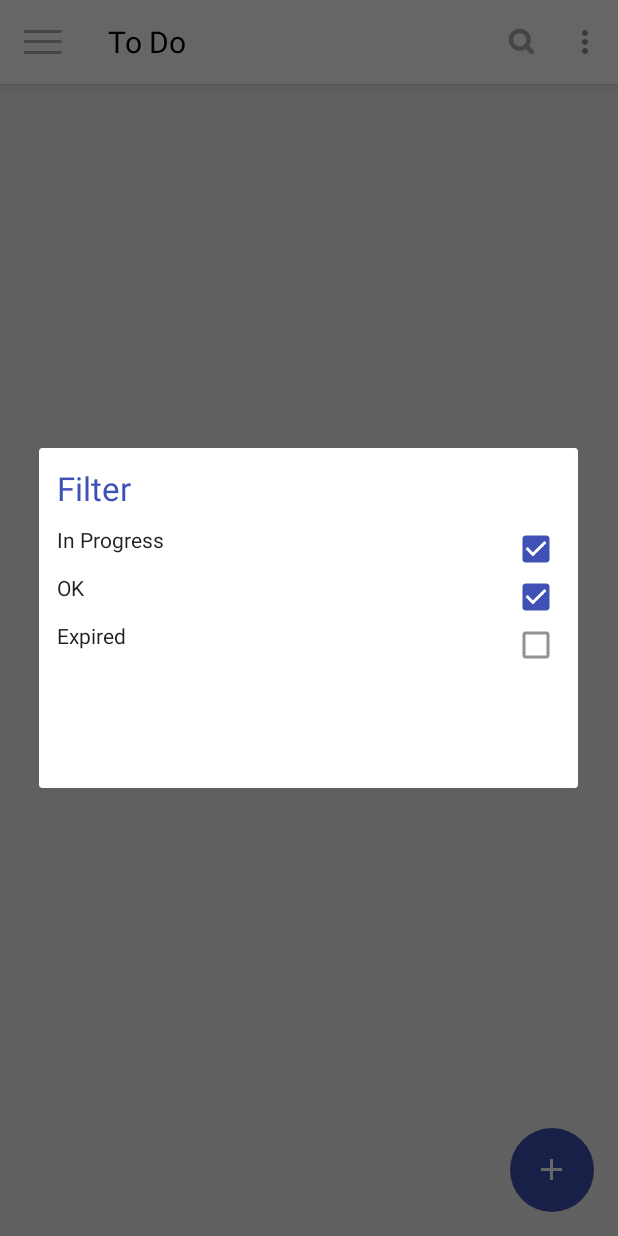
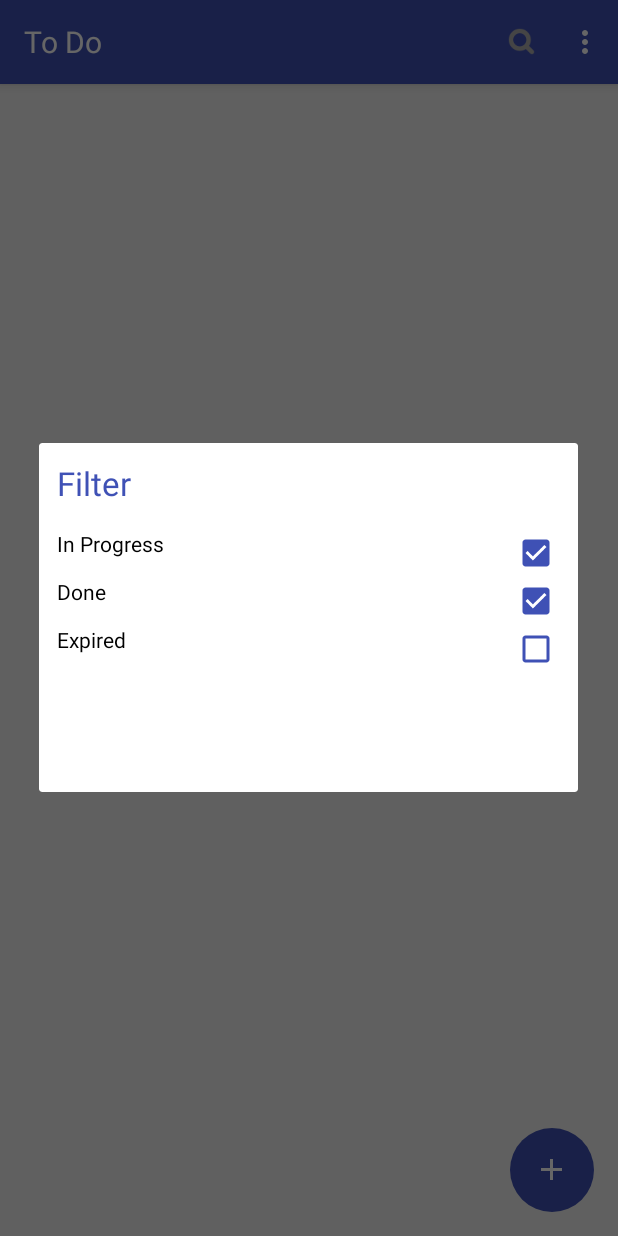
Before and after one commit to Stephouuu/ToDoList, an Android app: the screen it shows after launch (MainActivity), in the options menu, after a tap on "Filter", on a phone screen of 412 x 824 dp. Run offline under Robolectric (Android 15) with nearby library versions, the phone set to English and light mode, and no system bars; libraries missing offline, so code that uses them is left out: net.danlew.android; 1 statement that could not run was skipped.

Commit message:
new design + filter prefs

```diff
--- a/app/build.gradle
+++ b/app/build.gradle
@@ -5,7 +5,7 @@ android {
     buildToolsVersion "24.0.3"
     defaultConfig {
         applicationId "fr.todolist.todolist"
-        minSdkVersion 15
+        minSdkVersion 19
         targetSdkVersion 24
         multiDexEnabled true
         versionCode 1
--- a/app/src/main/java/fr/todolist/todolist/activities/MainActivity.java
+++ b/app/src/main/java/fr/todolist/todolist/activities/MainActivity.java
@@ -4,9 +4,6 @@ import android.content.DialogInterface;
 import android.content.Intent;
 import android.os.Bundle;
 import android.support.design.widget.FloatingActionButton;
-import android.support.v4.view.GravityCompat;
-import android.support.v4.widget.DrawerLayout;
-import android.support.v7.app.ActionBarDrawerToggle;
 import android.support.v7.app.AlertDialog;
 import android.support.v7.app.AppCompatActivity;
 import android.support.v7.widget.Toolbar;
@@ -25,6 +22,7 @@ import fr.todolist.todolist.database.TodoItemDatabase;
 import fr.todolist.todolist.fragments.TodoListFragment;
 import fr.todolist.todolist.interfaces.SearchInterface;
 import fr.todolist.todolist.interfaces.TodoListInterface;
+import fr.todolist.todolist.utils.Preferences;
 import fr.todolist.todolist.utils.Routes;
 import fr.todolist.todolist.utils.TodoItemFilter;
 import fr.todolist.todolist.utils.TodoItemInfo;
@@ -34,11 +32,8 @@ public class MainActivity extends AppCompatActivity implements SearchInterface,
     private static final int REQUEST_ADD_ITEM = 1;
 
     private FloatingActionButton addFab;
-    private ActionBarDrawerToggle toggle;
-    private DrawerLayout drawer;
     private TodoItemDatabase database;
     private TodoItemFilter filter;
-    private MenuItem searchItem;
     private TodoListFragment todoListFragment;
 
     @Override
@@ -49,8 +44,11 @@ public class MainActivity extends AppCompatActivity implements SearchInterface,
         database = new TodoItemDatabase(getApplicationContext());
         database.open();
 
-        filter = new TodoItemFilter();
-        filter.setFlags(TodoItemFilter.STATUS_TODO | TodoItemFilter.STATUS_OK);
+        filter = Preferences.getHomePageFilter(getApplicationContext());
+        if (filter == null) {
+            filter = new TodoItemFilter();
+            filter.setFlags(TodoItemFilter.STATUS_TODO | TodoItemFilter.STATUS_OK);
+        }
 
         Routes.Load(getIntent().getData());
 
@@ -59,7 +57,7 @@ public class MainActivity extends AppCompatActivity implements SearchInterface,
 
         addFab = (FloatingActionButton)findViewById(R.id.main_add_fab);
 
-        drawer = (DrawerLayout)findViewById(R.id.main_drawer);
+        /*drawer = (DrawerLayout)findViewById(R.id.main_drawer);
         toggle = new ActionBarDrawerToggle(this, drawer, toolbar, R.string.open, R.string.close);
         toggle.setDrawerIndicatorEnabled(false);
         toggle.setHomeAsUpIndicator(R.mipmap.hamburger);
@@ -75,7 +73,7 @@ public class MainActivity extends AppCompatActivity implements SearchInterface,
                     drawer.openDrawer(GravityCompat.START);
                 }
             }
-        });
+        });*/
 
         addFab.setOnClickListener(new View.OnClickListener() {
             @Override
@@ -92,8 +90,6 @@ public class MainActivity extends AppCompatActivity implements SearchInterface,
     public boolean onCreateOptionsMenu(Menu menu) {
         MenuInflater inflater = getMenuInflater();
         inflater.inflate(R.menu.main_activity_menu, menu);
-
-        searchItem = menu.findItem(R.id.main_menu_search);
 
         menu.add(getString(R.string.filter));
 
@@ -163,16 +159,11 @@ public class MainActivity extends AppCompatActivity implements SearchInterface,
         final CheckedTextView expired = (CheckedTextView)view.findViewById(R.id.checkbox_expired);
 
         builder.setView(view)
-                .setPositiveButton("Save", new DialogInterface.OnClickListener() {
+                .setPositiveButton("OK", new DialogInterface.OnClickListener() {
                     @Override
                     public void onClick(DialogInterface dialog, int which) {
+                        Preferences.setHomePageFilter(getApplicationContext(), filter);
                         refreshFragment();
-                    }
-                })
-                .setNegativeButton("Cancel", new DialogInterface.OnClickListener() {
-                    @Override
-                    public void onClick(DialogInterface dialog, int which) {
-                        dialog.dismiss();
                     }
                 })
                 .setOnDismissListener(new DialogInterface.OnDismissListener() {
@@ -230,15 +221,16 @@ public class MainActivity extends AppCompatActivity implements SearchInterface,
 
     private void refreshFragment() {
         if (todoListFragment == null) {
-            TodoListFragment fragment = new TodoListFragment();
+            todoListFragment = new TodoListFragment();
             //TodoItemFilter filter = new TodoItemFilter();
             //filter.expired = false;
             //filter.setFlags(TodoItemFilter.STATUS_TODO | TodoItemFilter.STATUS_OK);
             Bundle args = new Bundle();
+            todoListFragment.setArguments(args);
             //args.putParcelable(TodoListFragment.EXTRA_FILTER, filter);
-            fragment.setArguments(args);
+            todoListFragment.setArguments(args);
 
-            getSupportFragmentManager().beginTransaction().replace(R.id.main_fragment, fragment).commit();
+            getSupportFragmentManager().beginTransaction().replace(R.id.main_fragment, todoListFragment).commit();
         } else {
             todoListFragment.onResume();
         }
--- /dev/null
+++ b/app/src/main/java/fr/todolist/todolist/utils/Preferences.java
@@ -0,0 +1,56 @@
+package fr.todolist.todolist.utils;
+
+/**
+ * Created by Stephane on 05/01/2017.
+ */
+
+import android.content.Context;
+import android.content.SharedPreferences;
+import android.preference.PreferenceManager;
+import android.support.annotation.NonNull;
+import android.support.annotation.Nullable;
+
+/**
+ * Cette classe a pour fonction de gérer les préférences de l'application.
+ */
+public class Preferences {
+
+    private final static String FILTER_STATUS = "FILTER.STATUS";
+
+    /**
+     * Retourne l'instance par défaut des préférences partagées.
+     *
+     * @param context Le contexte
+     * @return L'instance par défaut
+     */
+    @NonNull
+    private static SharedPreferences getSharedPreferences(@NonNull Context context) {
+        return PreferenceManager.getDefaultSharedPreferences(context);
+    }
+
+    public static void setHomePageFilter(Context context, TodoItemFilter filter) {
+        SharedPreferences prefs = getSharedPreferences(context);
+        if (filter == null) {
+            prefs.edit().remove(FILTER_STATUS).apply();
+        } else {
+            prefs.edit().putInt(FILTER_STATUS, filter.status).apply();
+        }
+    }
+
+    @Nullable
+    public static TodoItemFilter getHomePageFilter(Context context) {
+        TodoItemFilter filter = null;
+        SharedPreferences prefs = getSharedPreferences(context);
+        try {
+            int status = prefs.getInt(FILTER_STATUS, -1);
+            if (status > -1) {
+                filter = new TodoItemFilter();
+                filter.setFlags(status);
+            }
+        } catch (Exception e) {
+            setHomePageFilter(context, null);
+        }
+        return (filter);
+    }
+
+}
--- a/app/src/main/java/fr/todolist/todolist/utils/StaticTools.java
+++ b/app/src/main/java/fr/todolist/todolist/utils/StaticTools.java
@@ -62,7 +62,6 @@ public class StaticTools {
         boolean predicate;
 
         for (TodoItemInfo item : list) {
-            //predicate = (!filter.hasFlags(TodoItemFilter.STATUS_EXPIRED) && item.status == TodoItemInfo.Status.Expired);
             Log.i("filter", item.title + ": " + item.status.toString());
             predicate = filter.hasFlags(item.status.getValue());
             if (predicate) {
--- a/app/src/main/java/fr/todolist/todolist/utils/TodoItemInfo.java
+++ b/app/src/main/java/fr/todolist/todolist/utils/TodoItemInfo.java
@@ -10,8 +10,8 @@ import android.os.Parcelable;
 public class TodoItemInfo implements Parcelable {
 
     public enum Status {
-        TODO(1),
-        Ok(2),
+        ToDo(1),
+        Done(2),
         Expired(4);
 
         private int value;
@@ -19,10 +19,6 @@ public class TodoItemInfo implements Parcelable {
         Status(int value) {
             this.value = value;
         }
-
-        /*public void setValue(int value) {
-            this.value = value;
-        }*/
 
         public int getValue() {
             return value;
@@ -45,7 +41,7 @@ public class TodoItemInfo implements Parcelable {
         title = "Title";
         content = "Content";
         dateTime = "0000-00-00 00:00";
-        status = Status.TODO;
+        status = Status.ToDo;
         year = 0;
         month = 0;
         day = 0;
--- a/app/src/main/res/layout/consultation_activity.xml
+++ b/app/src/main/res/layout/consultation_activity.xml
@@ -24,7 +24,7 @@
                 android:text="@string/home_page"
                 android:maxLines="1"
                 android:ellipsize="end"
-                android:textColor="@android:color/black"
+                android:textColor="@color/white100"
                 android:textSize="20sp" />
 
         </android.support.v7.widget.Toolbar>
--- a/app/src/main/res/layout/filter_dialog_fragment.xml
+++ b/app/src/main/res/layout/filter_dialog_fragment.xml
@@ -1,4 +1,5 @@
-<FrameLayout xmlns:android="http://schemas.android.com/apk/res/android"
+<FrameLayout
+    xmlns:android="http://schemas.android.com/apk/res/android"
     android:layout_width="match_parent"
     android:layout_height="match_parent">
 
@@ -18,38 +19,37 @@
 
         <LinearLayout
             android:orientation="vertical"
-            android:layout_marginTop="10dp"
+            android:layout_marginTop="16dp"
             android:layout_marginBottom="5dp"
             android:layout_width="match_parent"
             android:layout_height="wrap_content">
 
             <CheckedTextView
-                android:text="In Progress"
+                android:theme="@style/App_CheckedBoxStyle"
+                android:text="@string/inProgress"
                 android:id="@+id/checkbox_inprogress"
                 android:layout_width="match_parent"
                 android:layout_height="wrap_content"
                 android:button="@null"
-                android:drawableRight="?android:attr/listChoiceIndicatorMultiple"
-                android:drawableEnd="?android:attr/listChoiceIndicatorMultiple"/>
+                android:drawableEnd="?android:attr/listChoiceIndicatorMultiple" />
 
             <CheckedTextView
-                android:text="OK"
+                android:theme="@style/App_CheckedBoxStyle"
+                android:text="@string/done"
                 android:id="@+id/checkbox_ok"
                 android:layout_width="match_parent"
                 android:layout_height="wrap_content"
                 android:button="@null"
-                android:drawableRight="?android:attr/listChoiceIndicatorMultiple"
-                android:drawableEnd="?android:attr/listChoiceIndicatorMultiple"/>
+                android:drawableEnd="?android:attr/listChoiceIndicatorMultiple" />
 
             <CheckedTextView
-                android:text="Expired"
+                android:theme="@style/App_CheckedBoxStyle"
+                android:text="@string/expired"
                 android:id="@+id/checkbox_expired"
                 android:layout_width="match_parent"
                 android:layout_height="wrap_content"
                 android:button="@null"
-                android:drawableRight="?android:attr/listChoiceIndicatorMultiple"
-                android:drawableEnd="?android:attr/listChoiceIndicatorMultiple"
-                />
+                android:drawableEnd="?android:attr/listChoiceIndicatorMultiple" />
 
         </LinearLayout>
 
--- a/app/src/main/res/layout/main_activity.xml
+++ b/app/src/main/res/layout/main_activity.xml
@@ -1,24 +1,6 @@
 <?xml version="1.0" encoding="utf-8"?>
-<LinearLayout
-    xmlns:android="http://schemas.android.com/apk/res/android"
-    xmlns:tools="http://schemas.android.com/tools"
+<FrameLayout xmlns:android="http://schemas.android.com/apk/res/android"
     xmlns:app="http://schemas.android.com/apk/res-auto"
-    android:id="@+id/main_activity"
-    android:layout_width="match_parent"
-    android:layout_height="match_parent"
-    tools:context="fr.todolist.todolist.activities.MainActivity">
-
-    <android.support.v4.widget.DrawerLayout
-        android:id="@+id/main_drawer"
-        android:layout_width="fill_parent"
-        android:layout_height="fill_parent">
-
-        <LinearLayout
-            android:orientation="vertical"
-            android:layout_width="match_parent"
-            android:layout_height="match_parent">
-
-            <FrameLayout
     android:layout_width="match_parent"
     android:layout_height="match_parent">
 
@@ -42,7 +24,7 @@
                 android:layout_width="match_parent"
                 android:layout_height="wrap_content"
                 android:text="@string/home_page"
-                            android:textColor="@android:color/black"
+                android:textColor="@color/white100"
                 android:textSize="20sp" />
 
         </android.support.v7.widget.Toolbar>
@@ -71,50 +53,3 @@
     </RelativeLayout>
 
 </FrameLayout>
-
-        </LinearLayout>
-
-        <RelativeLayout
-            android:layout_gravity="start"
-            android:layout_width="match_parent"
-            android:layout_height="match_parent">
-
-            <RelativeLayout
-                android:id="@+id/main_drawer_userinfo"
-                android:layout_width="match_parent"
-                android:layout_height="220dp">
-
-                <ImageView
-                    android:id="@+id/main_drawer_pic_profil_blurred"
-                    android:layout_width="match_parent"
-                    android:layout_height="match_parent"
-                    android:scaleType="centerCrop"
-                    android:background="#f2f2f2"
-                    android:contentDescription="@null"/>
-
-                <de.hdodenhof.circleimageview.CircleImageView
-                    android:id="@+id/main_drawer_pic_profil"
-                    android:src="@mipmap/pic_profil_defaut"
-                    android:layout_marginTop="38dp"
-                    android:layout_marginStart="20dp"
-                    android:layout_marginLeft="20dp"
-                    android:layout_width="80dp"
-                    android:layout_height="80dp" />
-
-
-            </RelativeLayout>
-
-            <!--<ListView
-                android:background="@android:color/white"
-                android:layout_below="@id/main_drawer_userinfo"
-                android:id="@+id/main_drawer_list"
-                android:dividerHeight="0dp"
-                android:divider="@null"
-                android:layout_width="match_parent"
-                android:layout_height="match_parent" />-->
-
-        </RelativeLayout>
-
-    </android.support.v4.widget.DrawerLayout>
-
-</LinearLayout>
--- a/app/src/main/res/layout/search_activity.xml
+++ b/app/src/main/res/layout/search_activity.xml
@@ -2,6 +2,7 @@
 <LinearLayout
     xmlns:android="http://schemas.android.com/apk/res/android"
     xmlns:app="http://schemas.android.com/apk/res-auto"
+    android:theme="@style/SearchTheme"
     android:id="@+id/search_activity"
     android:layout_width="match_parent"
     android:layout_height="match_parent"
--- a/app/src/main/res/menu/main_activity_menu.xml
+++ b/app/src/main/res/menu/main_activity_menu.xml
@@ -1,5 +1,6 @@
 <?xml version="1.0" encoding="utf-8"?>
-<menu xmlns:android="http://schemas.android.com/apk/res/android"
+<menu
+    xmlns:android="http://schemas.android.com/apk/res/android"
     xmlns:medpics="http://schemas.android.com/apk/res-auto">
 
     <item
--- a/app/src/main/res/values/colors.xml
+++ b/app/src/main/res/values/colors.xml
@@ -22,6 +22,10 @@
     <color name="white75">#BFFFFFFF</color>
     <color name="white50">#80FFFFFF</color>
 
+    <color name="black100">#FF000000</color>
+    <color name="black75">#BF000000</color>
+    <color name="black50">#80000000</color>
+
     <color name="green">#009900</color>
     <color name="yellow">#CECE00</color>
     <color name="red">#E50000</color>
--- a/app/src/main/res/values/strings.xml
+++ b/app/src/main/res/values/strings.xml
@@ -43,4 +43,9 @@
     <string name="Parameter">Parameter</string>
     <string name="filter">Filter</string>
 
+    <string name="inProgress">In Progress</string>
+    <string name="done">Done</string>
+    <string name="expired">Expired</string>
+    <string name="datetime_separator">\@</string>
+
 </resources>
--- a/app/src/main/res/values/styles.xml
+++ b/app/src/main/res/values/styles.xml
@@ -1,35 +1,29 @@
-<resources xmlns:tools="http://schemas.android.com/tools">
+<resources>
 
     <style name="AppTheme" parent="Theme.AppCompat.Light.DarkActionBar">
+        <item name="colorPrimary">@color/colorPrimary100</item>
+        <item name="colorPrimaryDark">@color/colorPrimaryDark</item>
+        <item name="colorAccent">@color/colorPrimaryDark</item>
 
-        <item name="colorPrimary">@color/colorPrimary</item>
-        <item name="android:colorPrimary" tools:targetApi="21">@color/colorPrimary</item>
-
-        <item name="colorPrimaryDark">@color/colorPrimaryDark</item>
-        <item name="android:colorPrimaryDark" tools:targetApi="21">@color/colorPrimaryDark</item>
-
-        <item name="colorAccent">@color/colorPrimaryDark</item>
-        <item name="android:colorAccent" tools:targetApi="21">@color/colorPrimaryDark</item>
+        <item name="colorControlNormal">@color/white100</item>
+        <item name="colorControlActivated">@color/colorPrimary100</item>
+        <item name="colorControlHighlight">@color/colorPrimary50</item>
 
         <item name="windowNoTitle">true</item>
         <item name="windowActionBar">false</item>
 
-        <item name="android:homeAsUpIndicator">@mipmap/menu_icon_back</item>
+        <item name="android:windowContentOverlay">@null</item>
+        <item name="android:windowBackground">@color/background_100</item>
+
         <item name="android:editTextStyle">@style/App_EditTextStyle</item>
         <item name="android:buttonStyle">@style/App_ButtonStyle</item>
         <item name="android:listViewStyle">@style/App_ListViewStyle</item>
+    </style>
 
-        <item name="android:windowContentOverlay">@null</item>
-        <item name="android:windowBackground">@color/background_100</item>
-
-        <item name="colorControlNormal">@color/grey_light_100</item>
-        <item name="android:colorControlNormal" tools:targetApi="21">@color/grey_light_100</item>
-
-        <item name="colorControlActivated">@color/colorPrimary100</item>
-        <item name="android:colorControlActivated" tools:targetApi="21">@color/colorPrimary100</item>
-
-        <item name="colorControlHighlight">@color/colorPrimary50</item>
-        <item name="android:colorControlHighlight" tools:targetApi="21">@color/colorPrimary50</item>
+    <style name="App_CheckedBoxStyle" parent="Theme.AppCompat">
+        <item name="android:textColor">@color/black100</item>
+        <item name="android:textColorSecondary">@color/colorPrimary100</item>
+        <item name="colorAccent">@color/colorPrimary100</item>
     </style>
 
     <style name="AppTheme.AppBarOverlay" parent="ThemeOverlay.AppCompat.Dark.ActionBar" />
@@ -37,11 +31,13 @@
     <style name="AppTheme.PopupOverlay" parent="ThemeOverlay.AppCompat.Light" />
 
     <style name="App_EditTextStyle" parent="@android:style/Widget.EditText">
+        <item name="colorControlNormal">@color/grey_light_100</item>
+        <item name="colorControlActivated">@color/colorPrimary100</item>
+        <item name="colorControlHighlight">@color/colorPrimary50</item>
         <item name="android:textColor">#000000</item>
         <item name="android:textColorHint">@color/grey_light_100</item>
         <item name="android:textSize">16sp</item>
     </style>
-
 
 
     <style name="App_ButtonStyle" parent="@android:style/Widget.Button">
@@ -63,17 +59,14 @@
     </style>
 
 
+    <style name="AppBarTheme" parent="Theme.AppCompat.Light.DarkActionBar">
+        <item name="colorPrimary">@color/colorPrimary</item>
+        <item name="colorPrimaryDark">@color/colorPrimaryDark</item>
+        <item name="colorAccent">@color/colorPrimaryDark</item>
 
-    <style name="AppBarTheme" parent="Theme.AppCompat.Light.DarkActionBar">
-
-        <item name="colorPrimary">@color/colorPrimary</item>
-        <item name="android:colorPrimary" tools:targetApi="21">@color/colorPrimary</item>
-
-        <item name="colorPrimaryDark">@color/colorPrimaryDark</item>
-        <item name="android:colorPrimaryDark" tools:targetApi="21">@color/colorPrimaryDark</item>
-
-        <item name="colorAccent">@color/colorPrimaryDark</item>
-        <item name="android:colorAccent" tools:targetApi="21">@color/colorPrimaryDark</item>
+        <item name="colorControlNormal">@color/white100</item>
+        <item name="colorControlActivated">@color/white100</item>
+        <item name="colorControlHighlight">@color/white75</item>
 
         <item name="windowNoTitle">true</item>
         <item name="windowActionBar">false</item>
@@ -82,17 +75,6 @@
         <item name="android:windowBackground">@color/background_100</item>
 
         <item name="android:editTextStyle">@style/AppBar_EditTextStyle</item>
-
-        <item name="colorControlNormal">@color/white100</item>
-        <item name="android:colorControlNormal" tools:targetApi="21">@color/white100</item>
-
-        <item name="colorControlActivated">@color/white100</item>
-        <item name="android:colorControlActivated" tools:targetApi="21">@color/white100</item>
-
-        <item name="colorControlHighlight">@color/white75</item>
-        <item name="android:colorControlHighlight" tools:targetApi="21">@color/white75</item>
-
-
     </style>
 
     <style name="AppBar_EditTextStyle" parent="@android:style/Widget.EditText">
@@ -101,4 +83,32 @@
         <item name="android:textSize">22sp</item>
     </style>
 
+    <style name="AddItem_EditTextStyle" parent="@android:style/Widget.EditText">
+        <item name="colorControlNormal">@color/grey_light_100</item>
+        <item name="colorControlActivated">@color/colorPrimary100</item>
+        <item name="colorControlHighlight">@color/colorPrimary50</item>
+        <item name="android:textColor">#000000</item>
+        <item name="android:textColorHint">@color/grey_light_100</item>
+        <item name="android:textSize">16sp</item>
+    </style>
+
+    <!-- Search Layout Style -->
+    <style name="SearchTheme" parent="Theme.AppCompat.Light.DarkActionBar">
+        <item name="colorPrimary">@color/colorPrimary</item>
+        <item name="colorPrimaryDark">@color/colorPrimaryDark</item>
+        <item name="colorAccent">@color/colorPrimaryDark</item>
+
+        <item name="colorControlNormal">@color/colorPrimary75</item>
+        <item name="colorControlActivated">@color/colorPrimary100</item>
+        <item name="colorControlHighlight">@color/colorPrimary100</item>
+
+        <item name="windowNoTitle">true</item>
+        <item name="windowActionBar">false</item>
+
+        <item name="android:windowContentOverlay">@null</item>
+        <item name="android:windowBackground">@color/background_100</item>
+
+        <item name="android:homeAsUpIndicator">@mipmap/menu_icon_back</item>
+    </style>
+
 </resources>
```
Also changed, not shown: app/src/main/java/fr/todolist/todolist/adapters/TodoListRecyclerAdapter.java (+0 -8 lines), app/src/main/java/fr/todolist/todolist/database/TodoItemDatabase.java (+4 -4 lines), app/src/main/java/fr/todolist/todolist/recyclers/TodoListRecyclerItemViewHolder.java (+3 -21 lines), app/src/main/res/layout/add_todo_item_activity.xml (+5 -2 lines), app/src/main/res/layout/todo_item_preview.xml (+39 -27 lines), app/src/main/res/mipmap-xxhdpi/search.png. Lines whose indentation alone changed are shown as unchanged.
